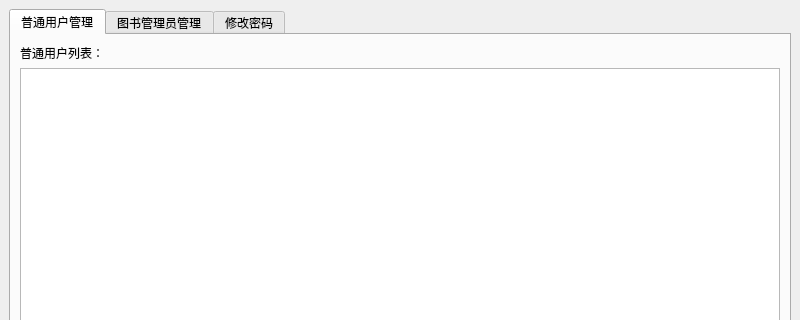
Before: the Qt Designer form admininterface.ui in LGH2713/Library_management_system, drawn with Qt 5; both pictures show x 0 to 800 and y 0 to 320 of the 800 by 600 pixel window.
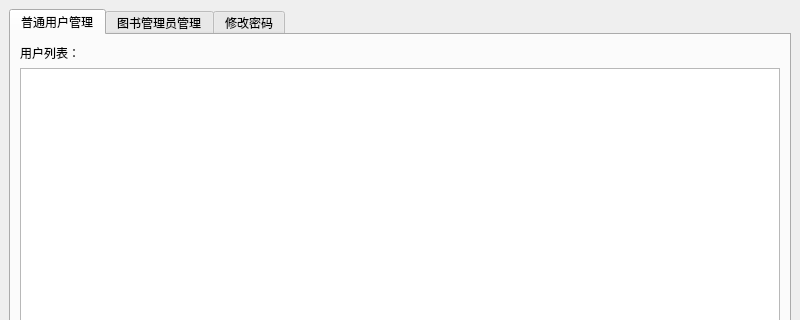
After: the same form once the commit is applied. The open tabs and pages were chosen to show the change.

What changed in the file:
```diff
--- a/admininterface.ui
+++ b/admininterface.ui
@@ -28,7 +28,7 @@
         <item row="0" column="0">
          <widget class="QLabel" name="label_3">
           <property name="text">
-           <string>普通用户列表：</string>
+           <string>用户列表：</string>
           </property>
          </widget>
         </item>
```
Left out of the diff: 20 changed lines with no effect on the pictures.
